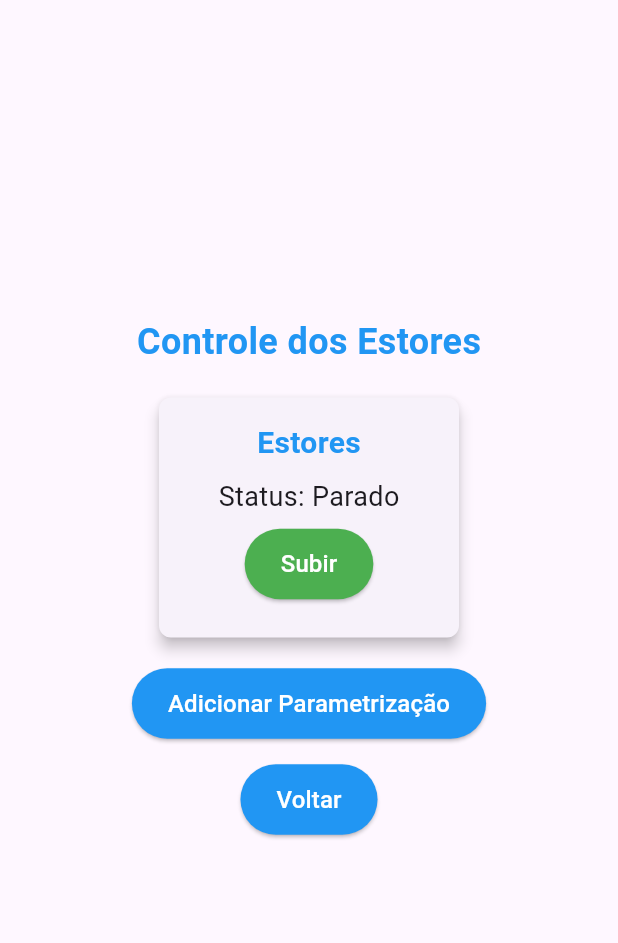
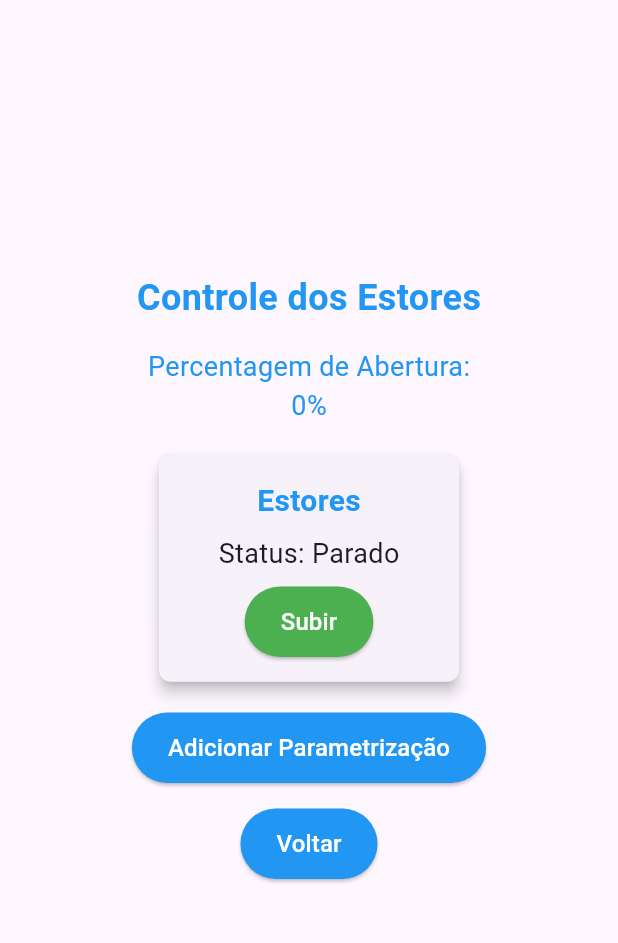
Before and after one commit to BrunoMCPereira/lei_leet_Lab_Prj, a Flutter app: the ShuttersScreen screen opened directly with empty values, on a phone screen of 412 x 824 dp, the part 84-1027 px from its top. Run offline on Flutter 3.47's test engine with Material 3 defaults, Android fonts, the phone set to English and light mode, and no system bars; our stand-ins replace shared_preferences; missing offline and left inert: mqtt_client; accounts and stored records are empty.

Commit message:
at
at estetica

```diff
--- a/lei_leet/lib/screens/estores_screen.dart
+++ b/lei_leet/lib/screens/estores_screen.dart
@@ -40,9 +40,11 @@ class _ShuttersScreenState extends State<ShuttersScreen> {
     developer.log('Dados iniciais carregados', name: 'ShuttersScreen');
   }
 
-  Future<void> alternarEstado() async {
-    if (widget.communicationHelper.deviceState.estadoEstores == 'Parado') {
+  Future<void> alternarEstado(String comando) async {
+    if (comando == 'subir') {
       widget.communicationHelper.subirEstores();
+    } else if (comando == 'descer') {
+      widget.communicationHelper.descerEstores();
     } else {
       widget.communicationHelper.pararEstores();
     }
@@ -127,6 +129,76 @@ class _ShuttersScreenState extends State<ShuttersScreen> {
   @override
   Widget build(BuildContext context) {
     final deviceState = widget.communicationHelper.deviceState;
+    double percentagemAbertura = deviceState.percentagemAbertura * 100;
+    String statusEstores = deviceState.estadoEstores;
+
+    String mostrarPercentagemOuEstado() {
+      if (statusEstores == 'A Subir') {
+        return 'A Subir';
+      } else if (statusEstores == 'A Descer') {
+        return 'A Descer';
+      } else {
+        return '${percentagemAbertura.toStringAsFixed(0)}%';
+      }
+    }
+
+    List<Widget> obterBotoesControle() {
+      if (statusEstores != 'Parado') {
+        return [
+          ElevatedButton(
+            onPressed: () => alternarEstado('parar'),
+            child: Text('Parar', style: TextStyle(color: Colors.white, fontSize: 16)),
+            style: ElevatedButton.styleFrom(
+              backgroundColor: Colors.amber,
+              padding: EdgeInsets.symmetric(horizontal: 24, vertical: 12),
+            ),
+          ),
+        ];
+      } else if (percentagemAbertura >= 100) {
+        return [
+          ElevatedButton(
+            onPressed: () => alternarEstado('descer'),
+            child: Text('Descer', style: TextStyle(color: Colors.white, fontSize: 16)),
+            style: ElevatedButton.styleFrom(
+              backgroundColor: Colors.red,
+              padding: EdgeInsets.symmetric(horizontal: 24, vertical: 12),
+            ),
+          ),
+        ];
+      } else if (percentagemAbertura <= 0) {
+        return [
+          ElevatedButton(
+            onPressed: () => alternarEstado('subir'),
+            child: Text('Subir', style: TextStyle(color: Colors.white, fontSize: 16)),
+            style: ElevatedButton.styleFrom(
+              backgroundColor: Colors.green,
+              padding: EdgeInsets.symmetric(horizontal: 24, vertical: 12),
+            ),
+          ),
+        ];
+      } else {
+        return [
+          ElevatedButton(
+            onPressed: () => alternarEstado('subir'),
+            child: Text('Subir', style: TextStyle(color: Colors.white, fontSize: 16)),
+            style: ElevatedButton.styleFrom(
+              backgroundColor: Colors.green,
+              padding: EdgeInsets.symmetric(horizontal: 24, vertical: 12),
+            ),
+          ),
+          SizedBox(height: 16),
+          ElevatedButton(
+            onPressed: () => alternarEstado('descer'),
+            child: Text('Descer', style: TextStyle(color: Colors.white, fontSize: 16)),
+            style: ElevatedButton.styleFrom(
+              backgroundColor: Colors.red,
+              padding: EdgeInsets.symmetric(horizontal: 24, vertical: 12),
+            ),
+          ),
+        ];
+      }
+    }
+
     return Scaffold(
       appBar: AppBar(
         centerTitle: true,
@@ -148,12 +220,22 @@ class _ShuttersScreenState extends State<ShuttersScreen> {
                 style: TextStyle(fontSize: 24, fontWeight: FontWeight.bold, color: Colors.blue),
               ),
               SizedBox(height: 16),
+              Text(
+                'Percentagem de Abertura:',
+                style: TextStyle(fontSize: 18, color: Colors.blue),
+              ),
+              Text(
+                mostrarPercentagemOuEstado(),
+                style: TextStyle(fontSize: 18, color: Colors.blue),
+              ),
+              SizedBox(height: 16),
               ControlSection(
                 title: 'Estores',
-                statusText: 'Status: ${deviceState.estadoEstores}',
-                onControl: alternarEstado,
-                buttonColor: deviceState.estadoEstores == 'Parado' ? Colors.green : Colors.red,
-                buttonText: deviceState.estadoEstores == 'Parado' ? 'Subir' : 'Parar',
+                statusText: 'Status: ${statusEstores}',
+                onControl: () {},
+                buttonColor: Colors.transparent,
+                buttonText: '',
+                customButtons: obterBotoesControle(),
               ),
               SizedBox(height: 16),
               if (widget.communicationHelper.estoresParametrizacaoAtiva) ...[
@@ -308,6 +390,7 @@ class ControlSection extends StatelessWidget {
   final VoidCallback onControl;
   final Color buttonColor;
   final String buttonText;
+  final List<Widget> customButtons;
 
   const ControlSection({
     required this.title,
@@ -315,6 +398,7 @@ class ControlSection extends StatelessWidget {
     required this.onControl,
     required this.buttonColor,
     required this.buttonText,
+    required this.customButtons,
   });
 
   @override
@@ -326,7 +410,6 @@ class ControlSection extends StatelessWidget {
       ),
       child: Container(
         width: 200,
-        height: 160,
         child: Padding(
           padding: const EdgeInsets.all(16.0),
           child: Column(
@@ -346,13 +429,8 @@ class ControlSection extends StatelessWidget {
                 style: TextStyle(fontSize: 18),
               ),
               SizedBox(height: 8),
-              ElevatedButton(
-                onPressed: onControl,
-                child: Text(buttonText, style: TextStyle(color: Colors.white, fontSize: 16)),
-                style: ElevatedButton.styleFrom(
-                  backgroundColor: buttonColor,
-                  padding: EdgeInsets.symmetric(horizontal: 24, vertical: 12),
-                ),
+              Column(
+                children: customButtons,
               ),
             ],
           ),
```
Also changed, not shown: lei_leet/lib/comunicacao.dart (+25 -5 lines), lei_leet/lib/screens/temperatura_screen.dart (+31 -34 lines), 1 other file.
